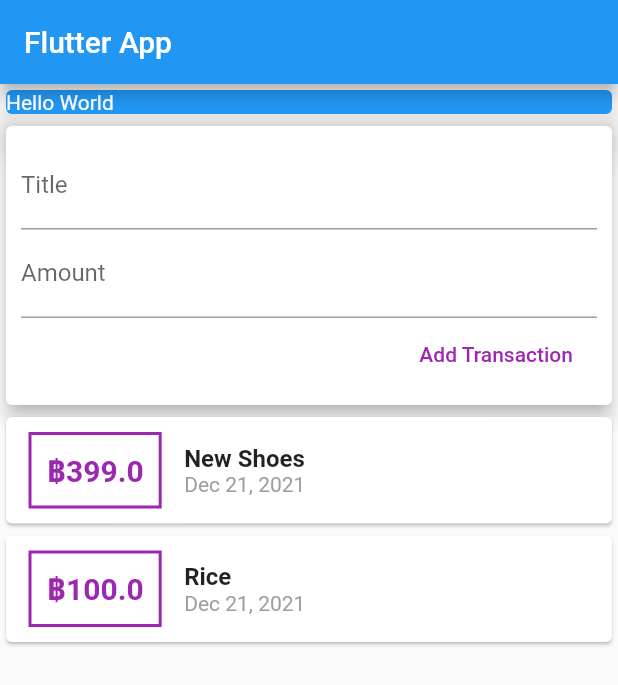
After one commit to Abdulhakim-Maha/Flutter-Tutorial, a Flutter app: the screen it shows after launch, on a phone screen of 412 x 824 dp. The commit adds this screen. Shown: the top 685 px of the screen. Run offline on Flutter 3.47's test engine with Material 2 defaults, Android fonts, the phone set to English and light mode, and no system bars.

Commit message:
abit more change

```diff
--- /dev/null
+++ b/expenses/lib/widgets/new_transaction.dart
@@ -0,0 +1,48 @@
+import 'package:flutter/material.dart';
+
+class NewTransaction extends StatelessWidget {
+  final titleController = TextEditingController();
+  final amountController = TextEditingController();
+  final Function addList;
+
+  NewTransaction(this.addList);
+
+  @override
+  Widget build(BuildContext context) {
+    return Card(
+      elevation: 5,
+      child: Container(
+        padding: EdgeInsets.all(10),
+        child: Column(
+          crossAxisAlignment: CrossAxisAlignment.end,
+          children: [
+            TextField(
+              decoration: InputDecoration(labelText: 'Title'),
+              controller: titleController,
+              // onChanged: (value) {
+              //   tittleInput = value;
+              // },
+            ),
+            TextField(
+              decoration: InputDecoration(labelText: 'Amount'),
+              controller: amountController,
+              // onChanged: (val) => amountInput = val,
+            ),
+            FlatButton(
+              onPressed: () {
+                addList(
+                  titleController.text,
+                  double.parse(amountController.text),
+                );
+              },
+              textColor: Colors.purple,
+              child: Text(
+                'Add Transaction',
+              ),
+            ),
+          ],
+        ),
+      ),
+    );
+  }
+}
--- /dev/null
+++ b/expenses/lib/widgets/transaction_list.dart
@@ -0,0 +1,67 @@
+import 'package:flutter/material.dart';
+import 'package:intl/intl.dart';
+import 'package:expenses/models/transaction.dart';
+
+class TransactionList extends StatelessWidget {
+  final List<Transaction> transaction;
+
+  TransactionList(this.transaction);
+
+  @override
+  Widget build(BuildContext context) {
+    return Container(
+      height: 300,
+      child: ListView.builder(
+        itemBuilder: (ctx, index) {
+          return Card(
+            child: Row(
+              children: [
+                Container(
+                  margin: EdgeInsets.symmetric(
+                    vertical: 10,
+                    horizontal: 15,
+                  ),
+                  decoration: BoxDecoration(
+                    border: Border.all(
+                      color: Colors.purple,
+                      width: 2,
+                    ),
+                  ),
+                  padding: EdgeInsets.all(10),
+                  child: Text(
+                    '฿${transaction[index].amount}',
+                    style: TextStyle(
+                      fontWeight: FontWeight.bold,
+                      fontSize: 20,
+                      color: Colors.purple,
+                    ),
+                  ),
+                ),
+                Column(
+                  crossAxisAlignment: CrossAxisAlignment.start,
+                  children: [
+                    Text(
+                      transaction[index].title,
+                      style: TextStyle(
+                        fontWeight: FontWeight.bold,
+                        fontSize: 16,
+                      ),
+                    ),
+                    Text(
+                      DateFormat.yMMMd().format(transaction[index].date),
+                      style: TextStyle(
+                        color: Colors.grey,
+                      ),
+                    ),
+                  ],
+                ),
+              ],
+            ),
+          );
+        },
+        itemCount: transaction.length,
+        // children: transaction.map((tx) {}).toList(),
+      ),
+    );
+  }
+}
--- /dev/null
+++ b/expenses/lib/widgets/user_transaction.dart
@@ -0,0 +1,48 @@
+import 'package:flutter/material.dart';
+import 'package:expenses/widgets/new_transaction.dart';
+import 'package:expenses/widgets/transaction_list.dart';
+import 'package:expenses/models/transaction.dart';
+
+class UserTransaction extends StatefulWidget {
+  @override
+  _UserTransactionState createState() => _UserTransactionState();
+}
+
+class _UserTransactionState extends State<UserTransaction> {
+  final List<Transaction> _userTransaction = [
+    Transaction(
+      id: 't1',
+      title: 'New Shoes',
+      amount: 399,
+      date: DateTime.now(),
+    ),
+    Transaction(
+      id: 't2',
+      title: 'Rice',
+      amount: 100,
+      date: DateTime.now(),
+    ),
+  ];
+
+  void _addNewTransaction(String title, double amount) {
+    final newTx = Transaction(
+        amount: amount,
+        date: DateTime.now(),
+        id: DateTime.now().toString(),
+        title: title);
+
+    setState(() {
+      _userTransaction.add(newTx);
+    });
+  }
+
+  @override
+  Widget build(BuildContext context) {
+    return Column(
+      children: [
+        NewTransaction(_addNewTransaction),
+        TransactionList(_userTransaction),
+      ],
+    );
+  }
+}
```
Also changed, not shown: expenses/lib/main.dart (+8 -98 lines), expenses/lib/models/transaction.dart (renamed from expenses/lib/transaction.dart).
